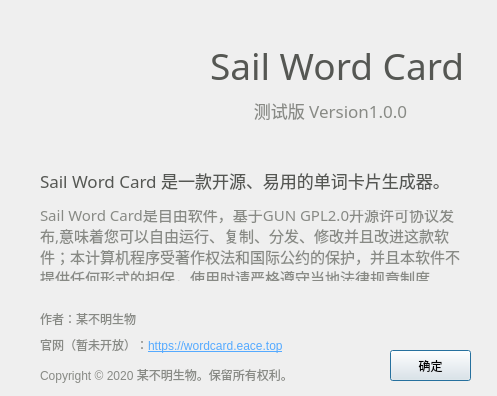
Old version of the form aboutWin.ui in the repository Simgor001/WordCard.
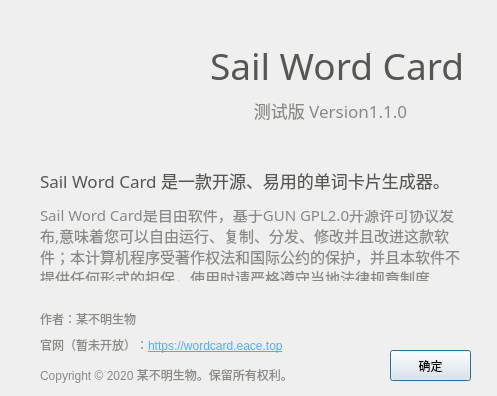
New version of the form. Icons and pictures are not drawn.

```diff
--- a/aboutWin.ui
+++ b/aboutWin.ui
@@ -134,7 +134,7 @@
 color: rgb(136, 138, 133);</string>
    </property>
    <property name="text">
-    <string>测试版 Version1.0.0</string>
+    <string>测试版 Version1.1.0</string>
    </property>
    <property name="alignment">
     <set>Qt::AlignCenter</set>
```
